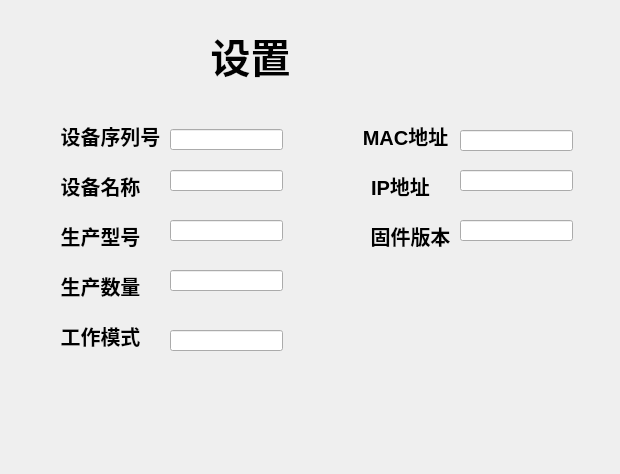
Qt form dialog.ui (lzj12321/deviceMonitorServer) before a commit.
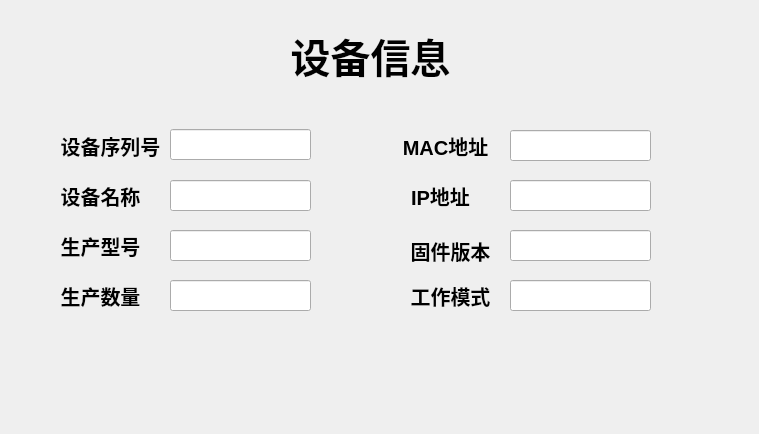
The same form after that commit.

Patch:
```diff
--- a/dialog.ui
+++ b/dialog.ui
@@ -6,8 +6,8 @@
    <rect>
     <x>0</x>
     <y>0</y>
-    <width>620</width>
-    <height>474</height>
+    <width>759</width>
+    <height>434</height>
    </rect>
   </property>
   <property name="windowTitle">
@@ -16,9 +16,9 @@
   <widget class="QLabel" name="label">
    <property name="geometry">
     <rect>
-     <x>180</x>
+     <x>280</x>
      <y>20</y>
-     <width>141</width>
+     <width>181</width>
      <height>71</height>
     </rect>
    </property>
@@ -30,7 +30,7 @@
     </font>
    </property>
    <property name="text">
-    <string>设置</string>
+    <string>设备信息</string>
    </property>
    <property name="alignment">
     <set>Qt::AlignCenter</set>
@@ -40,7 +40,7 @@
    <property name="geometry">
     <rect>
      <x>50</x>
-     <y>120</y>
+     <y>130</y>
      <width>121</width>
      <height>31</height>
     </rect>
@@ -63,7 +63,7 @@
    <property name="geometry">
     <rect>
      <x>50</x>
-     <y>170</y>
+     <y>180</y>
      <width>101</width>
      <height>31</height>
     </rect>
@@ -86,7 +86,7 @@
    <property name="geometry">
     <rect>
      <x>50</x>
-     <y>220</y>
+     <y>230</y>
      <width>101</width>
      <height>31</height>
     </rect>
@@ -109,7 +109,7 @@
    <property name="geometry">
     <rect>
      <x>50</x>
-     <y>270</y>
+     <y>280</y>
      <width>101</width>
      <height>31</height>
     </rect>
@@ -131,8 +131,8 @@
   <widget class="QLabel" name="label_6">
    <property name="geometry">
     <rect>
-     <x>50</x>
-     <y>320</y>
+     <x>400</x>
+     <y>280</y>
      <width>101</width>
      <height>31</height>
     </rect>
@@ -154,8 +154,8 @@
   <widget class="QLabel" name="label_7">
    <property name="geometry">
     <rect>
-     <x>360</x>
-     <y>120</y>
+     <x>400</x>
+     <y>130</y>
      <width>91</width>
      <height>31</height>
     </rect>
@@ -177,8 +177,8 @@
   <widget class="QLabel" name="label_8">
    <property name="geometry">
     <rect>
-     <x>360</x>
-     <y>170</y>
+     <x>400</x>
+     <y>180</y>
      <width>81</width>
      <height>31</height>
     </rect>
@@ -200,10 +200,10 @@
   <widget class="QLabel" name="label_9">
    <property name="geometry">
     <rect>
-     <x>360</x>
-     <y>220</y>
+     <x>400</x>
+     <y>230</y>
      <width>101</width>
-     <height>31</height>
+     <height>41</height>
     </rect>
    </property>
    <property name="font">
@@ -225,80 +225,142 @@
     <rect>
      <x>170</x>
      <y>129</y>
-     <width>113</width>
-     <height>21</height>
+     <width>141</width>
+     <height>31</height>
     </rect>
    </property>
+   <property name="font">
+    <font>
+     <pointsize>12</pointsize>
+     <weight>75</weight>
+     <bold>true</bold>
+    </font>
+   </property>
   </widget>
   <widget class="QLineEdit" name="lineEdit_2">
    <property name="geometry">
     <rect>
      <x>170</x>
-     <y>170</y>
-     <width>113</width>
-     <height>21</height>
+     <y>180</y>
+     <width>141</width>
+     <height>31</height>
     </rect>
    </property>
+   <property name="font">
+    <font>
+     <pointsize>12</pointsize>
+     <weight>75</weight>
+     <bold>true</bold>
+    </font>
+   </property>
   </widget>
   <widget class="QLineEdit" name="lineEdit_3">
    <property name="geometry">
     <rect>
      <x>170</x>
-     <y>220</y>
-     <width>113</width>
-     <height>21</height>
+     <y>230</y>
+     <width>141</width>
+     <height>31</height>
     </rect>
    </property>
+   <property name="font">
+    <font>
+     <pointsize>12</pointsize>
+     <weight>75</weight>
+     <bold>true</bold>
+    </font>
+   </property>
+   <property name="text">
+    <string/>
+   </property>
   </widget>
   <widget class="QLineEdit" name="lineEdit_4">
    <property name="geometry">
     <rect>
      <x>170</x>
-     <y>270</y>
-     <width>113</width>
-     <height>21</height>
+     <y>280</y>
+     <width>141</width>
+     <height>31</height>
     </rect>
    </property>
+   <property name="font">
+    <font>
+     <pointsize>12</pointsize>
+     <weight>75</weight>
+     <bold>true</bold>
+    </font>
+   </property>
   </widget>
   <widget class="QLineEdit" name="lineEdit_5">
    <property name="geometry">
     <rect>
-     <x>170</x>
-     <y>330</y>
-     <width>113</width>
-     <height>21</height>
+     <x>510</x>
+     <y>280</y>
+     <width>141</width>
+     <height>31</height>
     </rect>
    </property>
+   <property name="font">
+    <font>
+     <pointsize>12</pointsize>
+     <weight>75</weight>
+     <bold>true</bold>
+    </font>
+   </property>
   </widget>
   <widget class="QLineEdit" name="lineEdit_6">
    <property name="geometry">
     <rect>
-     <x>460</x>
+     <x>510</x>
      <y>130</y>
-     <width>113</width>
-     <height>21</height>
+     <width>141</width>
+     <height>31</height>
     </rect>
    </property>
+   <property name="font">
+    <font>
+     <pointsize>12</pointsize>
+     <weight>75</weight>
+     <bold>true</bold>
+    </font>
+   </property>
   </widget>
   <widget class="QLineEdit" name="lineEdit_7">
    <property name="geometry">
     <rect>
-     <x>460</x>
-     <y>170</y>
-     <width>113</width>
-     <height>21</height>
+     <x>510</x>
+     <y>180</y>
+     <width>141</width>
+     <height>31</height>
     </rect>
    </property>
+   <property name="font">
+    <font>
+     <pointsize>12</pointsize>
+     <weight>75</weight>
+     <bold>true</bold>
+    </font>
+   </property>
+   <property name="alignment">
+    <set>Qt::AlignCenter</set>
+   </property>
   </widget>
   <widget class="QLineEdit" name="lineEdit_8">
    <property name="geometry">
     <rect>
-     <x>460</x>
-     <y>220</y>
-     <width>113</width>
-     <height>21</height>
+     <x>510</x>
+     <y>230</y>
+     <width>141</width>
+     <height>31</height>
     </rect>
    </property>
+   <property name="font">
+    <font>
+     <pointsize>12</pointsize>
+     <weight>75</weight>
+     <bold>true</bold>
+    </font>
+   </property>
   </widget>
  </widget>
  <resources/>
```
